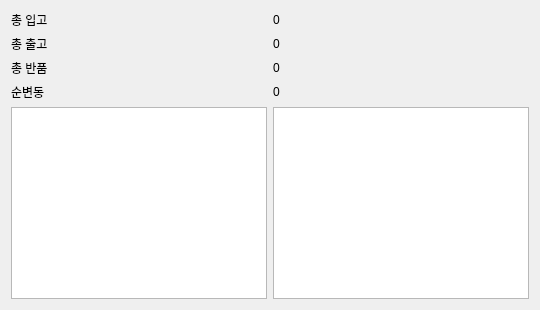
Before: the Qt Designer form src/ui/dialogs/dashboard_dialog.ui in Hyunseung-Nam/Micro_ERP, drawn with Qt 5.
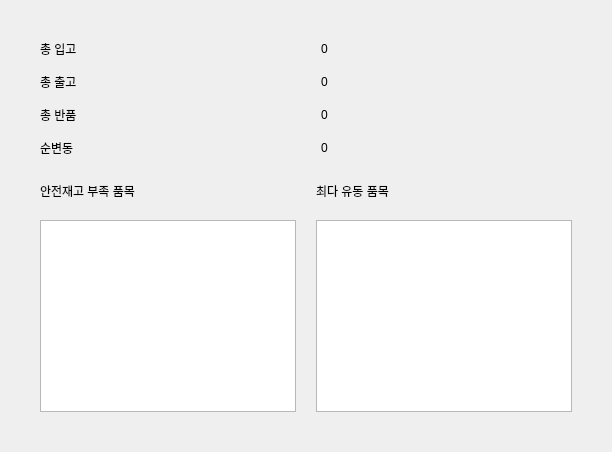
After: the same form once the commit is applied.

What changed in the file:
```diff
--- a/src/ui/dialogs/dashboard_dialog.ui
+++ b/src/ui/dialogs/dashboard_dialog.ui
@@ -6,8 +6,29 @@
    <string>대시보드</string>
   </property>
   <layout class="QVBoxLayout" name="verticalLayout">
+   <property name="spacing">
+    <number>25</number>
+   </property>
+   <property name="leftMargin">
+    <number>40</number>
+   </property>
+   <property name="topMargin">
+    <number>40</number>
+   </property>
+   <property name="rightMargin">
+    <number>40</number>
+   </property>
+   <property name="bottomMargin">
+    <number>40</number>
+   </property>
    <item>
     <layout class="QGridLayout" name="summaryLayout">
+     <property name="verticalSpacing">
+      <number>15</number>
+     </property>
+     <property name="horizontalSpacing">
+      <number>30</number>
+     </property>
      <item row="0" column="0">
       <widget class="QLabel" name="totalInboundTitle">
        <property name="text">
@@ -68,11 +89,36 @@
    </item>
    <item>
     <layout class="QHBoxLayout" name="listsLayout">
+     <property name="spacing">
+      <number>20</number>
+     </property>
      <item>
-      <widget class="QListWidget" name="shortageList"/>
+      <layout class="QVBoxLayout" name="leftListLayout">
+       <item>
+        <widget class="QLabel" name="shortageListTitle">
+         <property name="text">
+          <string>안전재고 부족 품목</string>
+         </property>
+        </widget>
+       </item>
+       <item>
+        <widget class="QListWidget" name="shortageList"/>
+       </item>
+      </layout>
      </item>
      <item>
-      <widget class="QListWidget" name="topTurnoverList"/>
+      <layout class="QVBoxLayout" name="rightListLayout">
+       <item>
+        <widget class="QLabel" name="topTurnoverTitle">
+         <property name="text">
+          <string>최다 유동 품목</string>
+         </property>
+        </widget>
+       </item>
+       <item>
+        <widget class="QListWidget" name="topTurnoverList"/>
+       </item>
+      </layout>
      </item>
     </layout>
    </item>
```
Left out of the diff: 2 changed lines with no effect on the pictures.
